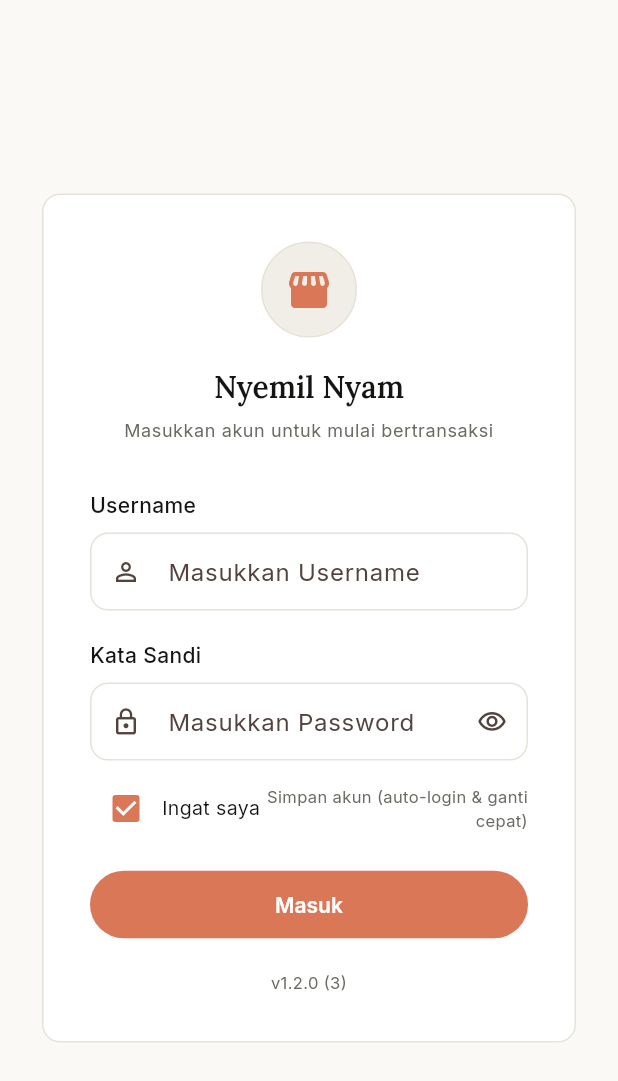
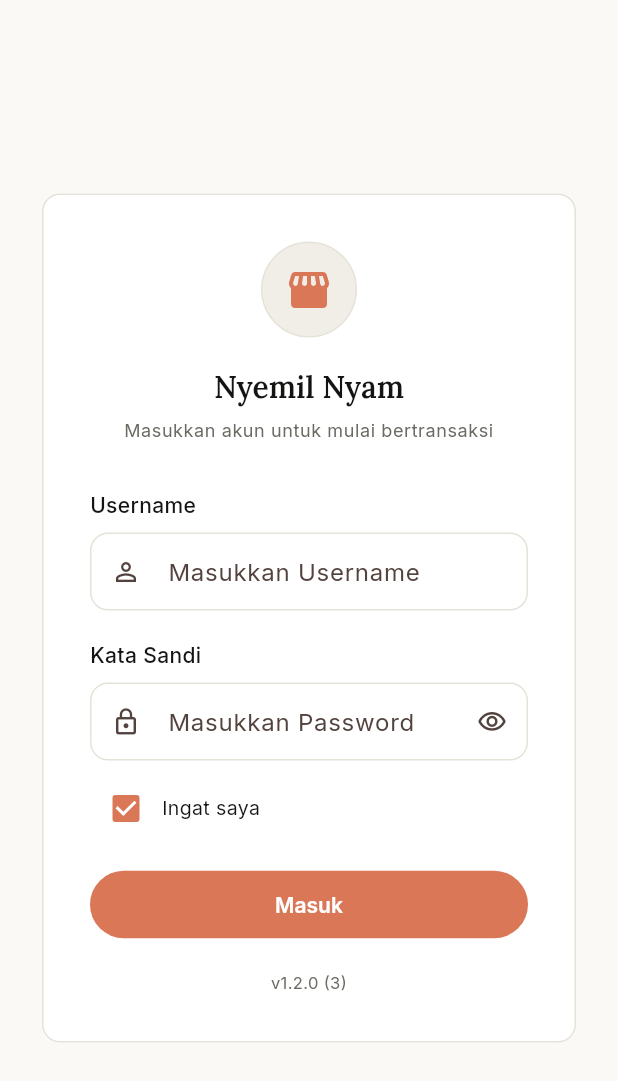
Before and after one commit to dianarifr/flutter_kasir, a Flutter app: the screen it shows after launch, on a phone screen of 412 x 824 dp. Shown: the top 1081 px of the screen. Run offline on Flutter 3.47's test engine with Material 3 defaults, Android fonts, the phone set to English and light mode, and no system bars; our stand-ins replace flutter_dotenv, google_fonts, package_info_plus, shared_preferences; missing offline and left inert: flutter_date_range_picker; accounts and stored records are empty.

Commit message:
fix(auth): hapus teks keterangan di samping checkbox Ingat saya

```diff
--- a/lib/features/auth/login_page.dart
+++ b/lib/features/auth/login_page.dart
@@ -254,18 +254,6 @@ class _LoginPageState extends State<LoginPage> {
                             'Ingat saya',
                             style: TextStyle(fontSize: 13),
                           ),
-                          Expanded(
-                            child: Text(
-                              _rememberMe
-                                  ? 'Simpan akun (auto-login & ganti cepat)'
-                                  : 'Login ulang tiap buka app',
-                              style: const TextStyle(
-                                fontSize: 11,
-                                color: AppColors.inkMuted,
-                              ),
-                              textAlign: TextAlign.right,
-                            ),
-                          ),
                         ],
                       ),
                       const SizedBox(height: 16),
```
